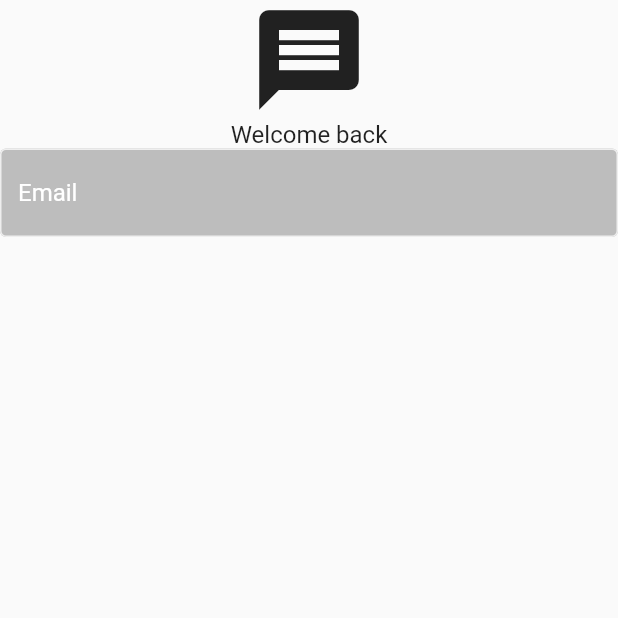
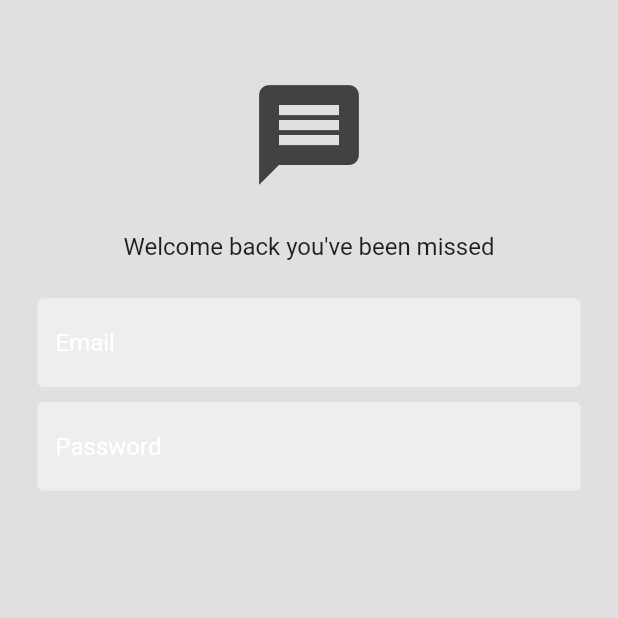
Before and after one commit to Ozurumba007/chat_app, a Flutter app: the screen it shows after launch, on a phone screen of 412 x 824 dp, the top half of it. Run offline on Flutter 3.47's test engine with Material 2 defaults, Android fonts, the phone set to English and light mode, and no system bars; our stand-ins replace firebase_core; accounts and stored records are empty.

Commit message:
added the password textfield to the file \ added a sizedbox for spacing

```diff
--- a/lib/components/my_text_field.dart
+++ b/lib/components/my_text_field.dart
@@ -25,7 +25,7 @@ class MyTextField extends StatelessWidget {
             color: Colors.white,
           ),
         ),
-        fillColor: Colors.grey[400],
+        fillColor: Colors.grey[200],
         filled: true,
         hintText: hintText,
         hintStyle: const TextStyle(
--- a/lib/pages/login_page.dart
+++ b/lib/pages/login_page.dart
@@ -15,28 +15,45 @@ class _LoginPageState extends State<LoginPage> {
   @override
   Widget build(BuildContext context) {
     return Scaffold(
+      backgroundColor: Colors.grey[300],
       body: SafeArea(
         child: Center(
+          child: Padding(
+            padding: const EdgeInsets.symmetric(horizontal: 25.0),
             child: Column(
               children: [
+                const SizedBox(height: 50),
                 // logo
                 Icon(
                   Icons.message,
                   size: 80,
+                  color: Colors.grey[800],
                 ),
+                const SizedBox(height: 25),
                 // welcome back text
                 Text(
-                'Welcome back',
+                  'Welcome back you\'ve been missed',
                   style: TextStyle(
                     fontSize: 16,
                   ),
                 ),
+                const SizedBox(height: 25),
                 // email textfield
                 MyTextField(
                   controller: emailController,
                   hintText: 'Email',
-                  obscureText: false)
+                  obscureText: false,
+                ),
+                const SizedBox(height: 10),
+                // password textfield
+                MyTextField(
+                  controller: passwordController,
+                  hintText: 'Password',
+                  obscureText: true,
+                ),
+                const SizedBox(height: 50),
               ],
+            ),
           ),
         ),
       ),
```
Lines whose indentation alone changed are shown as unchanged.
